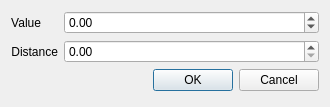
Before: the Qt Designer form pointmomentdialog.ui in emanuelemaz/easydiagui, drawn with Qt 5.
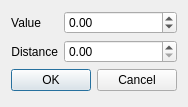
After: the same form once the commit is applied.

```diff
--- a/pointmomentdialog.ui
+++ b/pointmomentdialog.ui
@@ -6,7 +6,7 @@
    <rect>
     <x>0</x>
     <y>0</y>
-    <width>330</width>
+    <width>184</width>
     <height>107</height>
    </rect>
   </property>
```
Left out of the diff: 4 changed lines with no effect on the pictures.
